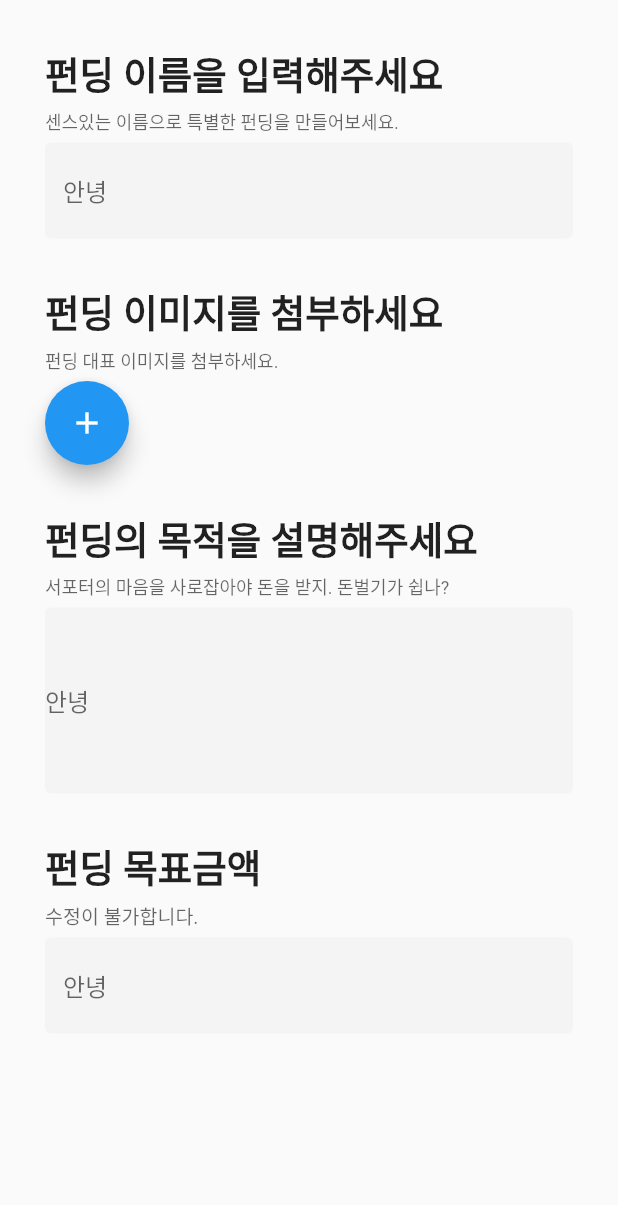
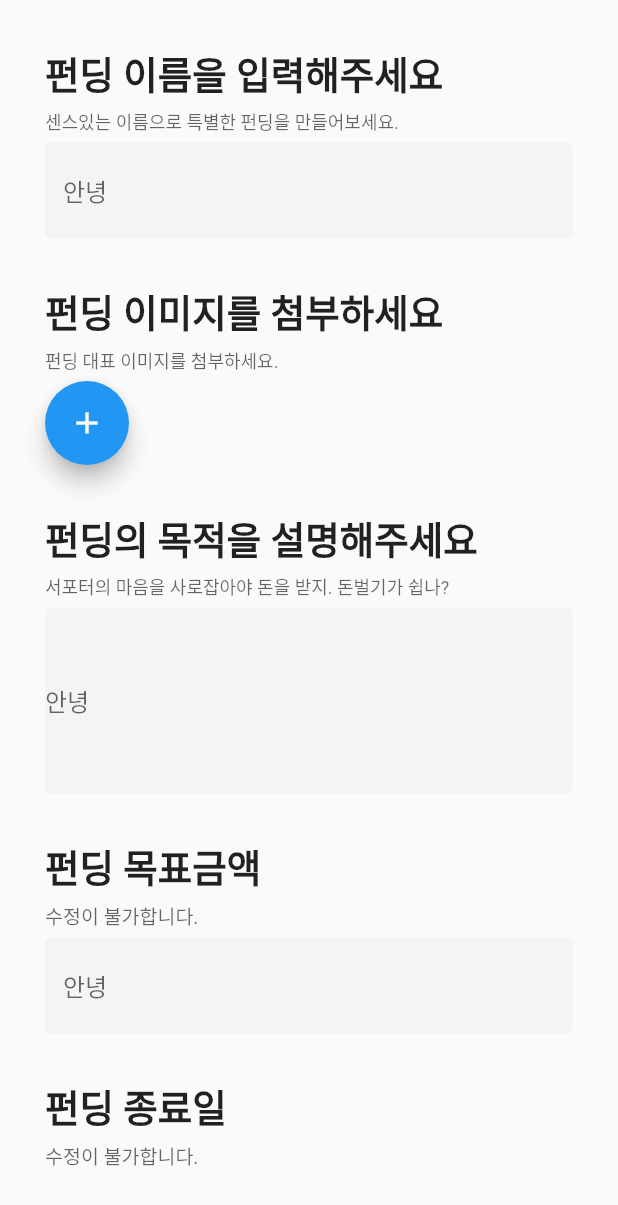
Before and after one commit to FUNFUNSUN/funsunfront, a Flutter app: the screen it shows after launch, after a tap on "editPage로 이동 임시테스트", on a phone screen of 412 x 824 dp. Shown: the top 1205 px of the screen. Run offline on Flutter 3.47's test engine with Material 2 defaults, Android fonts, the light colour scheme and no system bars; our stand-ins replace image_picker, percent_indicator; missing offline and left inert: kakao_flutter_sdk, kakao_flutter_sdk_common.

Commit message:
Feat : EditPage datePicker

```diff
--- a/lib/screens/editPage.dart
+++ b/lib/screens/editPage.dart
@@ -3,6 +3,7 @@ import 'dart:io';
 import 'package:flutter/material.dart';
 import 'package:flutter/services.dart';
 import 'package:image_picker/image_picker.dart';
+import 'package:intl/intl.dart';
 
 class EditPage extends StatefulWidget {
   const EditPage({super.key});
@@ -14,6 +15,22 @@ class EditPage extends StatefulWidget {
 class _EditPageState extends State<EditPage> {
   File? _image;
   final picker = ImagePicker();
+  String _selectedDate = "";
+
+  Future _selectDate(BuildContext context) async {
+    final DateTime? selected = await showDatePicker(
+      context: context,
+      initialDate: DateTime.now(),
+      firstDate: DateTime.now(),
+      lastDate: DateTime(
+          DateTime.now().year + 1, DateTime.now().month, DateTime.now().day),
+    );
+    if (selected != null) {
+      setState(() {
+        _selectedDate = (DateFormat.yMMMd()).format(selected);
+      });
+    }
+  }
 
   Future getImage(ImageSource imageSource) async {
     final image = await picker.pickImage(source: imageSource);
@@ -36,6 +53,7 @@ class _EditPageState extends State<EditPage> {
 
   @override
   Widget build(BuildContext context) {
+    String dateStr = _selectedDate.toString();
     return MaterialApp(
       home: SafeArea(
         child: Scaffold(
@@ -106,14 +124,6 @@ class _EditPageState extends State<EditPage> {
                           print('눌림');
                           getImage(ImageSource.gallery);
                         },
-                        // child: Container(
-                        //   decoration: BoxDecoration(
-                        //     borderRadius: BorderRadius.circular(20),
-                        //     color: const Color(0xffF4F4F4),
-                        //   ),
-                        // height: 110,
-                        // width: 110,
-                        // ),
                       ),
                     ]),
                   ),
@@ -188,6 +198,42 @@ class _EditPageState extends State<EditPage> {
                       hintText: '안녕',
                     ),
                   ),
+                  const SizedBox(
+                    height: 30,
+                  ),
+                  const Text(
+                    '펀딩 종료일',
+                    style: TextStyle(
+                      fontSize: 25,
+                      fontWeight: FontWeight.w900,
+                    ),
+                  ),
+                  const SizedBox(
+                    height: 5,
+                  ),
+                  Text(
+                    '수정이 불가합니다.',
+                    style: TextStyle(
+                      color: Colors.black.withOpacity(0.6),
+                      fontSize: 13,
+                    ),
+                  ),
+                  const SizedBox(
+                    height: 30,
+                  ),
+                  SizedBox(
+                    width: double.infinity,
+                    child: GestureDetector(
+                      onTap: () => _selectDate(context),
+                      child: Container(
+                        decoration: const BoxDecoration(
+                          color: Color(0xffF4F4F4),
+                        ),
+                        height: 30,
+                        child: Text(dateStr),
+                      ),
+                    ),
+                  ),
                 ],
               ),
             ),
--- a/pubspec.yaml
+++ b/pubspec.yaml
@@ -33,6 +33,10 @@ dependencies:
   # kakao_flutter_sdk_common: ^1.5.0
   flutter:
     sdk: flutter
+  flutter_localizations:
+    sdk: flutter
+  get: ^4.6.5
+  intl: ^0.17.0
   percent_indicator:
   image_picker:
     ^0.8.4+4
```
Also changed, not shown: pubspec.lock.
